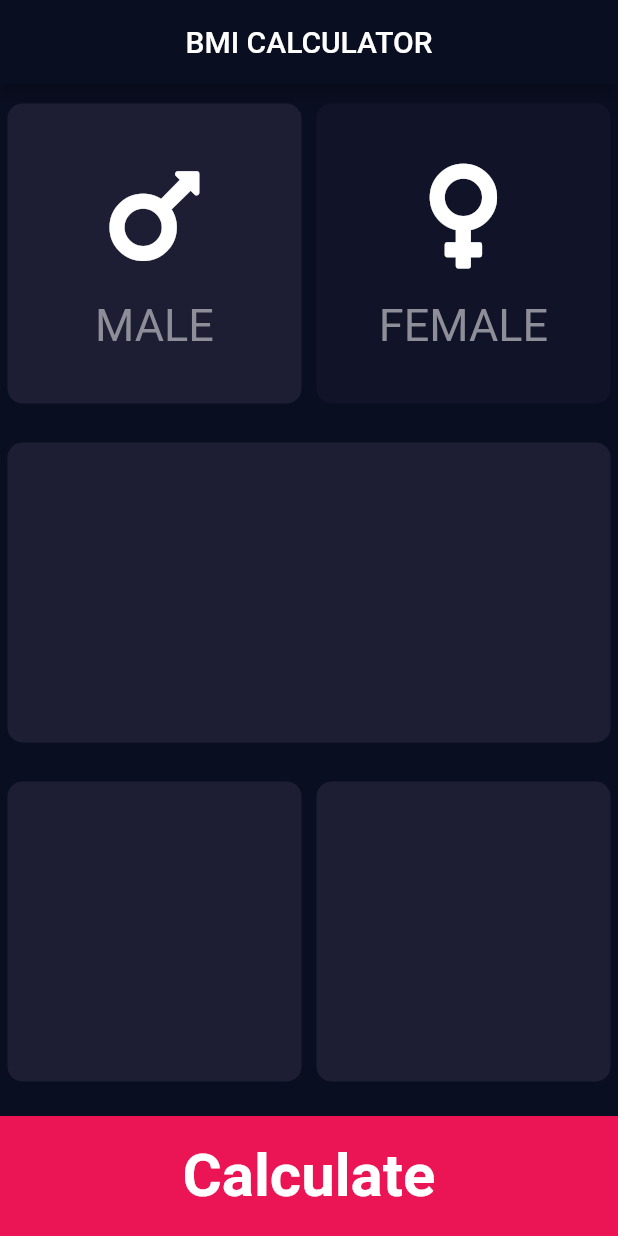
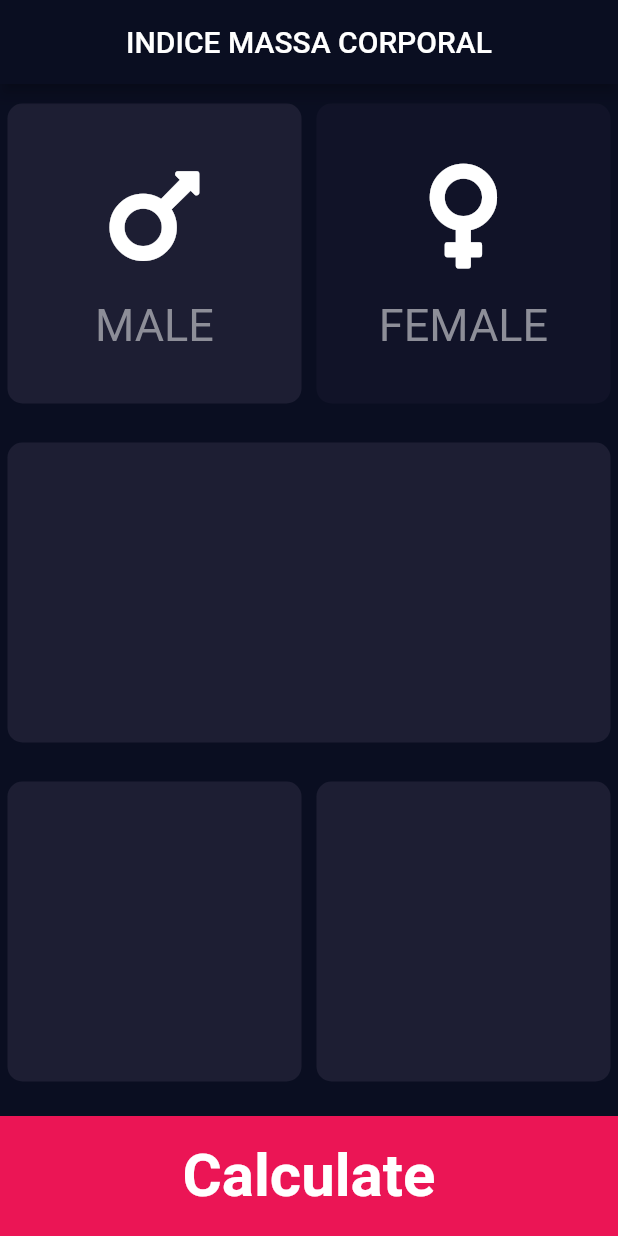
Before and after one commit to edilson14/bmi_calculator, a Flutter app: the screen it shows after launch, after a tap on "MALE", on a phone screen of 412 x 824 dp. Run offline on Flutter 3.47's test engine with Material 2 defaults, Android fonts, the phone set to English and light mode, and no system bars; our stand-ins replace font_awesome_flutter.

Commit message:
functions to utils

```diff
--- a/lib/environments/constants.dart
+++ b/lib/environments/constants.dart
@@ -3,6 +3,9 @@ import 'package:flutter/material.dart';
 class Constants {
   static const Color activeCardColor = Color(0XFF1D1E33);
   static const Color inactiveCardColor = Color(0XFF111328);
+
+  static  Color maleButtonColor = Constants.inactiveCardColor;
+  static  Color femaleButtonColor = Constants.inactiveCardColor;
 }
 
 enum ButtonsGender { maleButton, femaleButton }
--- a/lib/pages/home.dart
+++ b/lib/pages/home.dart
@@ -8,6 +8,7 @@ import '../components/icon_content.dart';
 
 /// Environments and Constants
 import '../environments/constants.dart';
+import '../utils/Utils.dart';
 
 class InputPage extends StatefulWidget {
   @override
@@ -15,31 +16,11 @@ class InputPage extends StatefulWidget {
 }
 
 class _InputPageState extends State<InputPage> {
-  Color femaleCardColour = Constants.inactiveCardColor;
-  Color maleCardColour = Constants.inactiveCardColor;
-
-  void changeCardColor(ButtonsGender selectedGender) {
-    if (selectedGender == ButtonsGender.maleButton) {
-      if (maleCardColour == Constants.inactiveCardColor) {
-        maleCardColour = Constants.activeCardColor;
-      } else {
-        maleCardColour = Constants.inactiveCardColor;
-      }
-    } else {
-      if (femaleCardColour == Constants.inactiveCardColor) {
-        femaleCardColour = Constants.activeCardColor;
-        maleCardColour = Constants.inactiveCardColor;
-      } else {
-        femaleCardColour = Constants.inactiveCardColor;
-      }
-    }
-  }
-
   @override
   Widget build(BuildContext context) {
     return Scaffold(
       appBar: AppBar(
-        title: Text('BMI CALCULATOR'),
+        title: Text('INDICE MASSA CORPORAL'),
         centerTitle: true,
       ),
       body: Column(
@@ -49,28 +30,28 @@ class _InputPageState extends State<InputPage> {
               children: <Widget>[
                 Expanded(
                   child: ReusableCard(
-                    backgroundColor: maleCardColour,
+                    backgroundColor: Constants.maleButtonColor,
                     cardChild: IconContent(
                       contentText: 'MALE',
                       cardIcon: FontAwesomeIcons.mars,
                     ),
                     onTapCallBack: () {
                       setState(() {
-                        changeCardColor(ButtonsGender.maleButton);
+                        Functions.changeCardColor(ButtonsGender.maleButton);
                       });
                     },
                   ),
                 ),
                 Expanded(
                   child: ReusableCard(
-                    backgroundColor: femaleCardColour,
+                    backgroundColor: Constants.femaleButtonColor,
                     cardChild: IconContent(
                       contentText: 'FEMALE',
                       cardIcon: FontAwesomeIcons.venus,
                     ),
                     onTapCallBack: () {
                       setState(() {
-                        changeCardColor(ButtonsGender.femaleButton);
+                        Functions.changeCardColor(ButtonsGender.femaleButton);
                       });
                     },
                   ),
--- /dev/null
+++ b/lib/utils/Utils.dart
@@ -0,0 +1,20 @@
+import '../environments/constants.dart';
+
+class Functions {
+  static void changeCardColor(ButtonsGender selectedGender) {
+    if (selectedGender == ButtonsGender.maleButton) {
+      if (Constants.maleButtonColor == Constants.inactiveCardColor) {
+        Constants.maleButtonColor = Constants.activeCardColor;
+      } else {
+        Constants.maleButtonColor = Constants.inactiveCardColor;
+      }
+    } else {
+      if (Constants.femaleButtonColor == Constants.inactiveCardColor) {
+        Constants.femaleButtonColor = Constants.activeCardColor;
+        Constants.maleButtonColor = Constants.inactiveCardColor;
+      } else {
+        Constants.femaleButtonColor = Constants.inactiveCardColor;
+      }
+    }
+  }
+}
```
